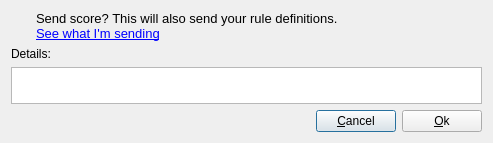
Before: the Qt Designer form src/chatbot/front-end/sendscoredialog.ui in lvklabs/chatbot, drawn with Qt 5.
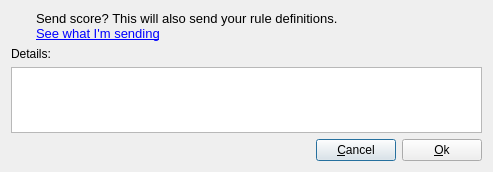
After: the same form once the commit is applied.

Commit message: Fixed misaligned SendScoreDialog in Windows

The edit to the form file:
```diff
--- a/src/chatbot/front-end/sendscoredialog.ui
+++ b/src/chatbot/front-end/sendscoredialog.ui
@@ -7,7 +7,7 @@
     <x>0</x>
     <y>0</y>
     <width>493</width>
-    <height>143</height>
+    <height>172</height>
    </rect>
   </property>
   <property name="sizePolicy">
```
The commit also changes 2 other files.
